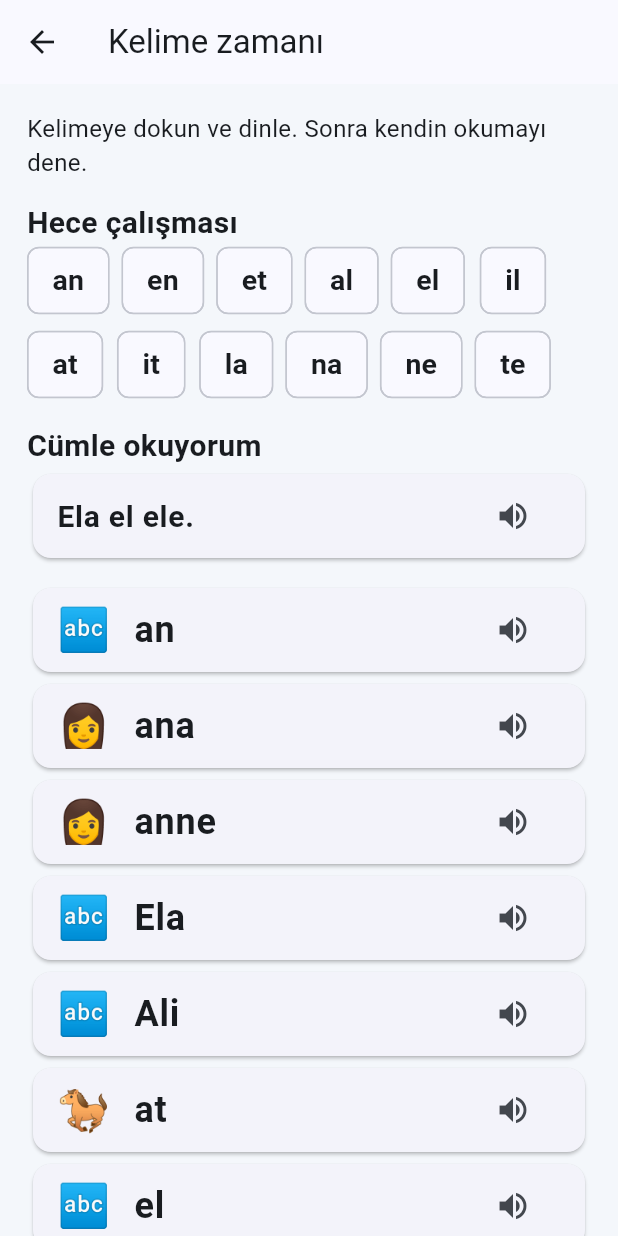
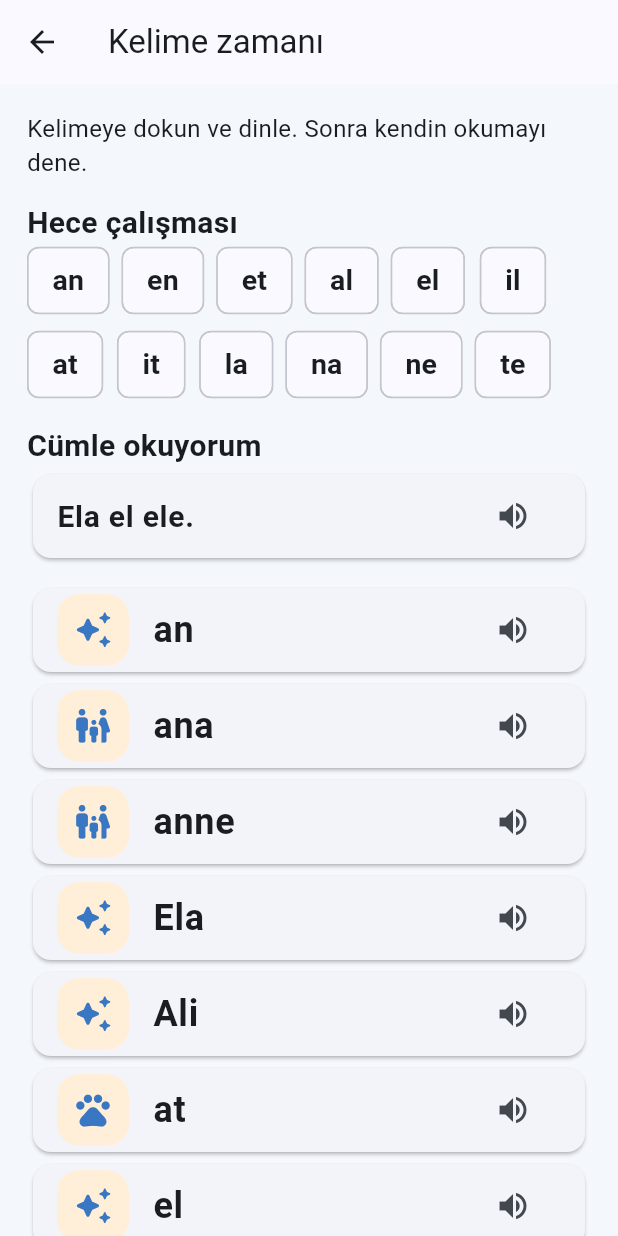
Before and after one commit to csprofesor/okumayazma, a Flutter app: the WordScreen screen opened directly with empty values, on a phone screen of 412 x 824 dp. Run offline on Flutter 3.47's test engine with Material 3 defaults, Android fonts, the phone set to English and light mode, and no system bars; our stand-ins replace flutter_tts, shared_preferences; accounts and stored records are empty.

Commit message:
Replace emoji placeholders with original vector-style illustrations

```diff
--- a/lib/main.dart
+++ b/lib/main.dart
@@ -114,7 +114,7 @@ class LetterScreen extends StatelessWidget{
    Container(height:180,decoration:BoxDecoration(color:const Color(0xffe7f1ff),borderRadius:BorderRadius.circular(24)),child:Center(child:Text(letter,style:const TextStyle(fontSize:125,fontWeight:FontWeight.w900,color:Color(0xff3977c3))))),
    const SizedBox(height:14),FilledButton.icon(onPressed:()=>speak('Bu harfin adı: ${letter.toUpperCase()}. Küçük harfi: $letter.'),icon:const Icon(Icons.volume_up),label:const Text('Harf adını dinle')),
    const SizedBox(height:20),const Text('Bu ses hangi kelimelerde var?',style:TextStyle(fontSize:20,fontWeight:FontWeight.bold)),
-   ...samples.map((w)=>Card(child:ListTile(leading:Text(emoji(w),style:const TextStyle(fontSize:27)),title:Text(w,style:const TextStyle(fontSize:23,fontWeight:FontWeight.bold)),trailing:IconButton(icon:const Icon(Icons.volume_up),onPressed:()=>speak(w))))),
+   ...samples.map((w)=>Card(child:ListTile(leading:illustration(w),title:Text(w,style:const TextStyle(fontSize:23,fontWeight:FontWeight.bold)),trailing:IconButton(icon:const Icon(Icons.volume_up),onPressed:()=>speak(w))))),
    const SizedBox(height:14),FilledButton(onPressed:()async{await onDone();if(context.mounted)Navigator.pop(context);},child:const Text('Bu sesi öğrendim')),
   ]));
  }
@@ -126,12 +126,25 @@ const examples={
  'ç':['çilek','çiçek','çorap'],'b':['bal','bebek','bal'],'g':['gemi','göz','gül'],'c':['cam','ceviz','ceket'],'ş':['şapka','şeker','kuş'],
  'p':['para','papatya','ip'],'h':['halı','horoz','hava'],'v':['vazo','ev','vişne'],'ğ':['dağ','yağmur','soğan'],'f':['fırın','fil','fare'],'j':['jet','judo','jilet']
 };
-String emoji(String w){
- if(w.contains('anne')||w.contains('ana'))return '👩';
- if(w.contains('at'))return '🐎';if(w.contains('inek'))return '🐄';if(w.contains('ördek'))return '🦆';
- if(w.contains('çilek'))return '🍓';if(w.contains('üzüm'))return '🍇';if(w.contains('çiçek'))return '🌼';
- if(w.contains('balık'))return '🐟';if(w.contains('araba'))return '🚗';if(w.contains('okul'))return '🏫';return '🔤';
+Widget illustration(String word){
+ IconData icon=Icons.auto_awesome_rounded;
+ if(word.contains('anne')||word.contains('ana')) icon=Icons.family_restroom_rounded;
+ else if(word.contains('at')) icon=Icons.pets_rounded;
+ else if(word.contains('ördek')||word.contains('balık')) icon=Icons.flutter_dash_rounded;
+ else if(word.contains('çilek')||word.contains('üzüm')) icon=Icons.eco_rounded;
+ else if(word.contains('çiçek')||word.contains('papatya')) icon=Icons.local_florist_rounded;
+ else if(word.contains('araba')) icon=Icons.directions_car_rounded;
+ else if(word.contains('okul')) icon=Icons.school_rounded;
+ else if(word.contains('ev')||word.contains('kule')) icon=Icons.home_rounded;
+ else if(word.contains('uçak')) icon=Icons.flight_rounded;
+ else if(word.contains('su')||word.contains('süt')) icon=Icons.water_drop_rounded;
+ else if(word.contains('vazo')) icon=Icons.local_florist_rounded;
+ else if(word.contains('gemi')||word.contains('vapur')) icon=Icons.directions_boat_rounded;
+ else if(word.contains('göz')) icon=Icons.visibility_rounded;
+ else if(word.contains('şapka')||word.contains('çorap')) icon=Icons.checkroom_rounded;
+ return Container(width:48,height:48,decoration:BoxDecoration(color:const Color(0xffffefd9),borderRadius:BorderRadius.circular(15)),child:Icon(icon,size:27,color:const Color(0xff3977c3)));
 }
+
 const syllables=[
  ['an','en','et','al','el','il','at','it','la','na','ne','te'],
  ['ok','ol','on','un','ur','ar','ır','im','om','mur','kal','kol'],
@@ -157,7 +170,7 @@ class WordScreen extends StatelessWidget{
  const Text('Cümle okuyorum',style:TextStyle(fontSize:20,fontWeight:FontWeight.bold)),
  Card(child:ListTile(title:Text(sentences[index],style:const TextStyle(fontSize:20,fontWeight:FontWeight.bold)),trailing:IconButton(onPressed:()=>speak(sentences[index]),icon:const Icon(Icons.volume_up)))),
  const SizedBox(height:12),
- ...words[index].map((w)=>Card(child:ListTile(leading:Text(emoji(w),style:const TextStyle(fontSize:28)),title:Text(w,style:const TextStyle(fontSize:24,fontWeight:FontWeight.bold)),trailing:IconButton(onPressed:()=>speak(w),icon:const Icon(Icons.volume_up))))),
+ ...words[index].map((w)=>Card(child:ListTile(leading:illustration(w),title:Text(w,style:const TextStyle(fontSize:24,fontWeight:FontWeight.bold)),trailing:IconButton(onPressed:()=>speak(w),icon:const Icon(Icons.volume_up))))),
  ]));
 }
 class Games extends StatefulWidget{
```
